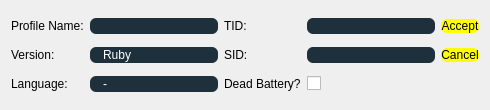
Old version of the form Forms/ProfileManager/ProfileManager3NewEdit.ui in the repository Admiral-Fish/PokeFinder.
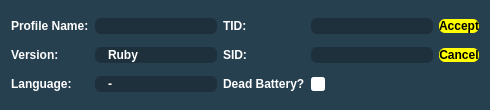
New version of the form. Icons and pictures are not drawn. Custom widgets are drawn as their Qt base class.

Patch:
```diff
--- a/Forms/ProfileManager/ProfileManager3NewEdit.ui
+++ b/Forms/ProfileManager/ProfileManager3NewEdit.ui
@@ -20,12 +20,18 @@
    <string>Dialog</string>
   </property>
   <property name="styleSheet">
-   <string notr="true">QLineEdit {
+   <string notr="true">QDialog {
+	background-color: #274050;
+}
+
+QLineEdit {
 	qproperty-alignment: AlignCenter;
 	background-color: #1D303C;
 	border:none;
 	border-radius: 6px;
 	color: white;
+	font-family: &quot;Myriad Pro&quot;, Montserrat;
+	font-weight: 500;
 }
 
 QPushButton {
@@ -33,6 +39,8 @@
 	border-radius: 6px;
 	color: black;
 	background-color: yellow;
+	font-family: &quot;Myriad Pro&quot;, Montserrat;
+	font-weight: 500;
 }
 
 QComboBox {
@@ -41,6 +49,8 @@
 	border-radius: 6px;
 	color: white;
 	padding-left: 13px;
+	font-family: &quot;Myriad Pro&quot;, Montserrat;
+	font-weight: 500;
 }
 
 QComboBox::editable {
@@ -56,8 +66,34 @@
 }
 
 QComboBox::drop-down {
-	background: transparent;
+	background-color: #1D303C;
 	width: 0px;
+}
+
+QComboBox::item {
+	background-color: #1D303C;
+	selection-background-color: #003941;
+}
+
+QLabel {
+	color: white;
+	font-family: &quot;Myriad Pro&quot;, Montserrat;
+	font-weight: 500;
+}
+
+QCheckBox::indicator {
+	border: 2px solid white;
+	border-radius: 3px;
+	height: 10px;
+	width: 10px;
+}
+
+QCheckBox::indicator:unchecked {
+	background-color: white;
+}
+
+QCheckBox::indicator:checked {
+		background-color: #274050;
 }</string>
   </property>
   <layout class="QGridLayout" name="gridLayout">
```
